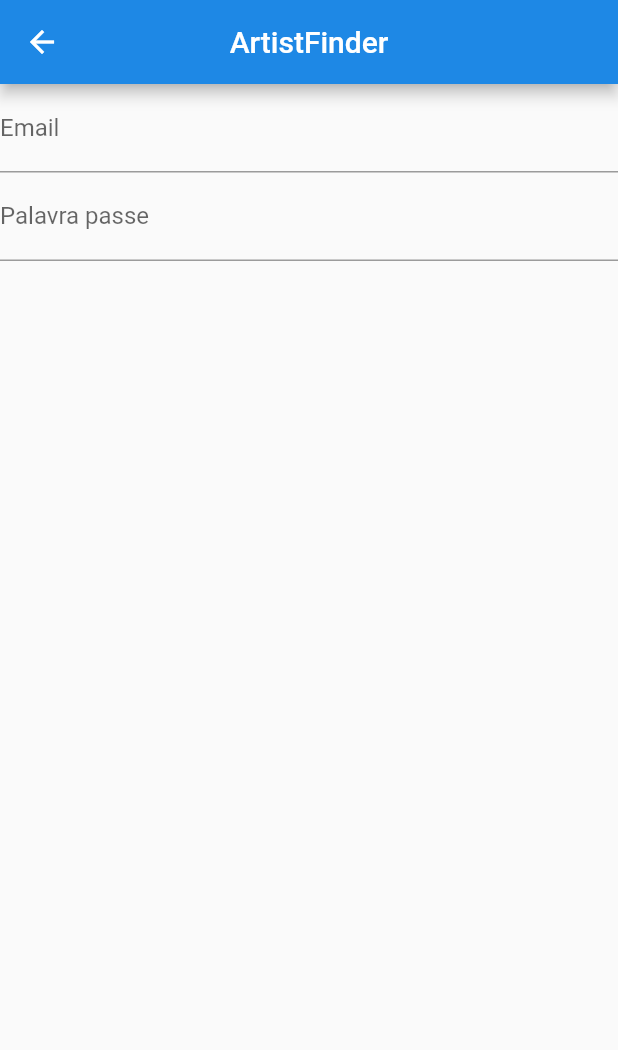
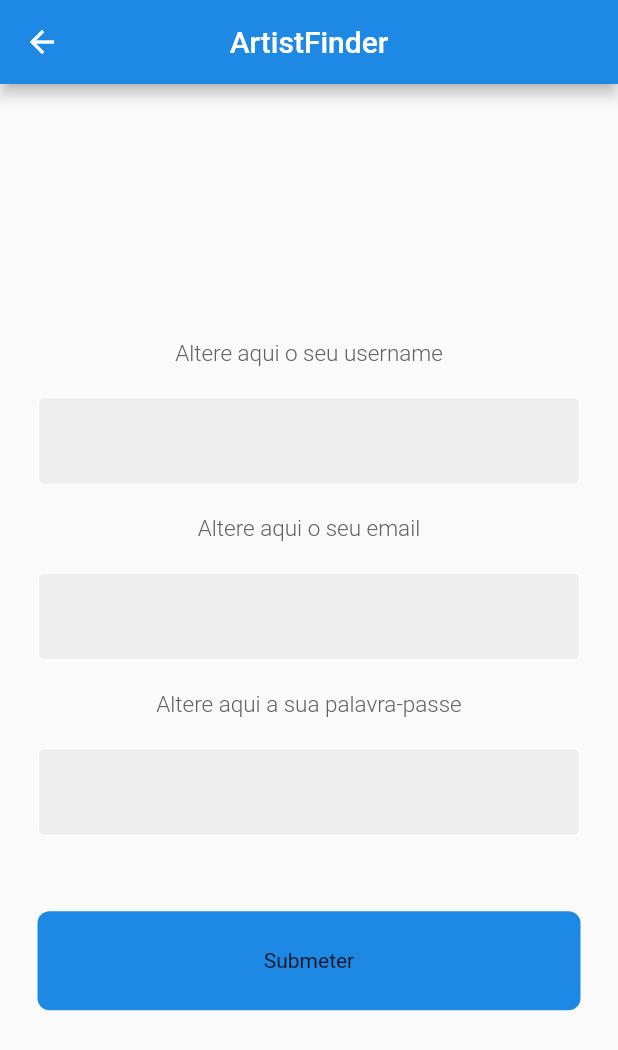
Before and after one commit to RafaelPBPinto/ArtistFinder, a Flutter app: the EditContrProfile screen opened directly, on a phone screen of 412 x 824 dp. Shown: the top 1050 px of the screen. Run offline on Flutter 3.47's test engine with Material 2 defaults, Android fonts, the phone set to English and light mode, and no system bars; our stand-ins replace flutter_rating_bar, google_fonts, image_picker, string_validator; network calls fail.

Commit message:
contr and artitst profile editable done

```diff
--- a/artist_finder/lib/components/url.dart
+++ b/artist_finder/lib/components/url.dart
@@ -3,7 +3,7 @@
 import 'package:artist_finder/models/Proposal.dart';
 
 /// String with a server link
-const String api = 'http://192.168.105.34:8000';
+const String api = 'http://192.168.1.109:8000';
 
 /// List to save all contratant users , global variable
 List<Contratant> contrlist = [];
--- a/artist_finder/lib/pages/contr_page.dart
+++ b/artist_finder/lib/pages/contr_page.dart
@@ -60,6 +60,10 @@
         backgroundColor: Colors.blue[600],
         centerTitle: true,
         bottomOpacity: 10,
+        /* leading: const IconButton(
+          icon: Icon(Icons.arrow_back_ios),
+          onPressed: null,
+        ), */
         actions: [
           IconButton(
               onPressed: () => fetchUsers(context),
--- a/artist_finder/lib/pages/edit_contr_profile.dart
+++ b/artist_finder/lib/pages/edit_contr_profile.dart
@@ -1,6 +1,10 @@
+import 'package:artist_finder/components/my_button.dart';
+import 'package:artist_finder/pages/contr_page.dart';
+import 'package:artist_finder/pages/login_page.dart';
 import 'package:flutter/material.dart';
-import 'package:flutter/src/widgets/framework.dart';
-import 'package:flutter/src/widgets/placeholder.dart';
+import 'package:artist_finder/components/url.dart';
+import 'package:artist_finder/components/my_textfield.dart';
+import 'package:artist_finder/components/operationdata.dart';
 
 class EditContrProfile extends StatefulWidget {
   const EditContrProfile({super.key});
@@ -10,8 +14,34 @@
 }
 
 class _EditContrProfileState extends State<EditContrProfile> {
-  String? _email = '';
-  String _password = '';
+  String email = '';
+  String password = '';
+  String username = '';
+
+  final emailController = TextEditingController();
+  final userController = TextEditingController();
+  final passController = TextEditingController();
+  void posteditedContratant() {
+    if (email == '') {
+      email = activecontratant.email;
+    }
+    if (password == '') {
+      password = activecontratant.password;
+    }
+    if (username == '') {
+      username = activecontratant.username;
+    }
+    ContratantEdited(context, activecontratant, email, password, username);
+    ScaffoldMessenger.of(context).showSnackBar(const SnackBar(
+      content: Text(
+          "Conta editada com sucesso!\nVolte a fazer o login com os seus novos dados"),
+      backgroundColor: Colors.black,
+      duration: Duration(seconds: 2),
+    ));
+    Navigator.push(
+        context, MaterialPageRoute(builder: (context) => const LoginPage()));
+  }
+
   @override
   Widget build(BuildContext context) {
     return Scaffold(
@@ -22,22 +52,80 @@
           bottomOpacity: 10,
         ),
         body: SafeArea(
-            child: SingleChildScrollView(
-                child: Center(
+            child: Center(
+                child: SingleChildScrollView(
                     child: Column(
           children: [
-            TextFormField(
-              decoration: InputDecoration(labelText: 'Email'),
-              onChanged: (value) {
-                _email = value;
-              },
+            const SizedBox(
+              height: 20,
             ),
-            TextFormField(
-              decoration: InputDecoration(labelText: 'Palavra passe'),
-              onChanged: (value) {
-                _password = value;
-              },
+            Text(
+              'Altere aqui o seu username',
+              style: TextStyle(
+                fontWeight: FontWeight.w300,
+                fontSize: 15,
+                color: Colors.grey[700],
+              ),
             ),
+            const SizedBox(
+              height: 20,
+            ),
+            MyTextField(
+                controller: userController,
+                hintText: activecontratant.username,
+                obscureText: true,
+                onChanged: (value) {
+                  username = value;
+                }),
+            const SizedBox(
+              height: 20,
+            ),
+            Text(
+              'Altere aqui o seu email',
+              style: TextStyle(
+                fontWeight: FontWeight.w300,
+                fontSize: 15,
+                color: Colors.grey[700],
+              ),
+            ),
+            const SizedBox(
+              height: 20,
+            ),
+            MyTextField(
+                controller: emailController,
+                hintText: activecontratant.email,
+                obscureText: true,
+                onChanged: (value) {
+                  email = value;
+                }),
+            const SizedBox(
+              height: 20,
+            ),
+            Text(
+              'Altere aqui a sua palavra-passe',
+              style: TextStyle(
+                fontWeight: FontWeight.w300,
+                fontSize: 15,
+                color: Colors.grey[700],
+              ),
+            ),
+            const SizedBox(
+              height: 20,
+            ),
+            MyTextField(
+                controller: passController,
+                hintText: activecontratant.password,
+                obscureText: true,
+                onChanged: (value) {
+                  password = value;
+                }),
+            const SizedBox(
+              height: 50,
+            ),
+            MyButton(
+                onTap: posteditedContratant,
+                text: const Text('Submeter'),
+                color: Colors.blue[600]),
           ],
         )))));
   }
```
Also changed, not shown: artist_finder/lib/components/operationdata.dart (+40 -10 lines), artist_finder/lib/pages/artist_page.dart (+27 -3 lines), artist_finder/lib/pages/edit_art_profile.dart (added, +318 -0 lines), artist_finder/lib/pages/login_page.dart (+8 -0 lines), 2 other files.
